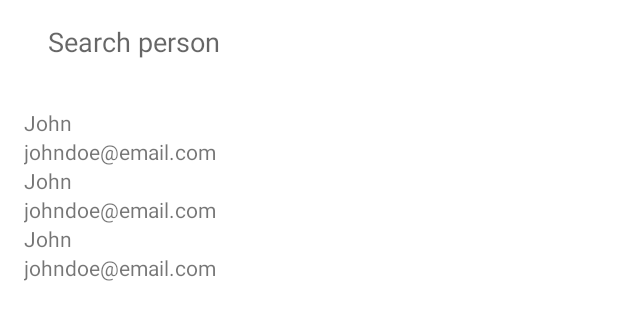
After one commit to bertdeclercq/rambutan, an Android app: the layout fragment_partner.xml on its own in the app's theme, with its tools: preview values and no code run, on a phone screen of 412 x 824 dp. The commit adds this screen. Shown: the top 320 px of the screen. Run offline under Robolectric (Android 15) with nearby library versions, the phone set to English and light mode, and no system bars.

Commit message:
Implementation to link a partner to a person + some code cleanup

```diff
--- a/app/src/main/java/com/xunobulax/rambutan/data/PersonDao.kt
+++ b/app/src/main/java/com/xunobulax/rambutan/data/PersonDao.kt
@@ -21,12 +21,12 @@ interface PersonDao {
     fun getPeopleByBirthdayDesc(): LiveData<List<Person>>
 
     @Query("SELECT * FROM people WHERE id = :id")
-    fun getPerson(id: Int): LiveData<Person>
+    suspend fun getPerson(id: Long): Person
 
     // suspend makes the methods asynchronous using Kotlin coroutines
 
     @Insert(onConflict = OnConflictStrategy.REPLACE)
-    suspend fun insertPerson(person: Person)
+    suspend fun insertPerson(person: Person): Long?
 
     @Update
     suspend fun updatePerson(person: Person)
--- a/app/src/main/res/layout/fragment_family.xml
+++ b/app/src/main/res/layout/fragment_family.xml
@@ -2,12 +2,12 @@
 
 <layout xmlns:android="http://schemas.android.com/apk/res/android"
     xmlns:app="http://schemas.android.com/apk/res-auto"
-    xmlns:tools="http://schemas.android.com/tools">
+    xmlns:tools="http://schemas.android.com/tools"
+    tools:context=".ui.family.FamilyFragment">
 
     <androidx.constraintlayout.widget.ConstraintLayout
         android:layout_width="match_parent"
-        android:layout_height="match_parent"
-        tools:context=".ui.family.FamilyFragment">
+        android:layout_height="match_parent">
 
         <androidx.recyclerview.widget.RecyclerView
             android:id="@+id/peopleRecyclerview"
--- /dev/null
+++ b/app/src/main/res/layout/fragment_partner.xml
@@ -0,0 +1,40 @@
+<?xml version="1.0" encoding="utf-8"?>
+<layout xmlns:android="http://schemas.android.com/apk/res/android"
+    xmlns:app="http://schemas.android.com/apk/res-auto"
+    xmlns:tools="http://schemas.android.com/tools"
+    tools:context=".ui.person.PartnerFragment">
+
+    <androidx.constraintlayout.widget.ConstraintLayout
+        android:layout_width="match_parent"
+        android:layout_height="match_parent">
+
+        <com.google.android.material.appbar.MaterialToolbar
+            android:id="@+id/toolbar"
+            android:layout_width="match_parent"
+            android:layout_height="wrap_content"
+            app:layout_constraintEnd_toEndOf="parent"
+            app:layout_constraintStart_toStartOf="parent"
+            app:layout_constraintTop_toTopOf="parent">
+
+            <androidx.appcompat.widget.SearchView
+                android:layout_width="match_parent"
+                android:layout_height="wrap_content"
+                app:iconifiedByDefault="false"
+                app:queryHint="Search person" />
+
+        </com.google.android.material.appbar.MaterialToolbar>
+
+        <androidx.recyclerview.widget.RecyclerView
+            android:id="@+id/peopleRecyclerview"
+            android:layout_width="match_parent"
+            android:layout_height="0dp"
+            android:layout_margin="@dimen/margin_normal"
+            app:layoutManager="androidx.recyclerview.widget.LinearLayoutManager"
+            app:layout_constraintBottom_toBottomOf="parent"
+            app:layout_constraintStart_toStartOf="parent"
+            app:layout_constraintTop_toBottomOf="@+id/toolbar"
+            tools:listitem="@layout/item_person" />
+
+    </androidx.constraintlayout.widget.ConstraintLayout>
+
+</layout>
--- a/app/src/main/res/layout/item_person.xml
+++ b/app/src/main/res/layout/item_person.xml
@@ -7,12 +7,18 @@
         <variable
             name="person"
             type="com.xunobulax.rambutan.data.Person" />
+
+        <variable
+            name="clickListener"
+            type="com.xunobulax.rambutan.adapters.PersonListener" />
+
     </data>
 
     <LinearLayout
         android:layout_width="match_parent"
         android:layout_height="wrap_content"
-        android:orientation="vertical">
+        android:orientation="vertical"
+        android:onClick="@{() -> clickListener.onClick(person)}">
 
         <TextView
             android:id="@+id/personName"
--- a/app/src/main/res/values/styles.xml
+++ b/app/src/main/res/values/styles.xml
@@ -1,11 +1,13 @@
 <resources>
 
     <!-- Base application theme. -->
-    <style name="AppTheme" parent="Theme.AppCompat.Light.DarkActionBar">
+    <style name="AppTheme" parent="Theme.MaterialComponents.Light.NoActionBar">
         <!-- Customize your theme here. -->
         <item name="colorPrimary">@color/colorPrimary</item>
         <item name="colorPrimaryDark">@color/colorPrimaryDark</item>
         <item name="colorAccent">@color/colorAccent</item>
+
+        <item name="searchViewStyle">@style/MySearchViewStyle</item>
     </style>
 
     <style name="MySpinnerDatePickerStyle" parent="android:Theme.Material.Dialog">
@@ -16,4 +18,8 @@
         <item name="android:datePickerMode">spinner</item>
     </style>
 
+    <style name="MySearchViewStyle" parent="android:Widget.Material.SearchView">
+        <item name="searchHintIcon">@null</item>
+    </style>
+
 </resources>
```
Also changed, not shown: app/build.gradle (+7 -0 lines), app/src/main/java/com/xunobulax/rambutan/adapters/PersonAdapter.kt (+11 -4 lines), app/src/main/java/com/xunobulax/rambutan/data/Person.kt (+17 -4 lines), app/src/main/java/com/xunobulax/rambutan/ui/family/FamilyFragment.kt (+17 -5 lines), app/src/main/java/com/xunobulax/rambutan/ui/family/FamilyViewModel.kt (+4 -6 lines), app/src/main/java/com/xunobulax/rambutan/ui/family/FamilyViewModelFactory.kt (added, +18 -0 lines), app/src/main/java/com/xunobulax/rambutan/ui/person/AddPersonFragment.kt (+47 -20 lines), app/src/main/java/com/xunobulax/rambutan/ui/person/AddPersonViewModel.kt (+62 -16 lines), app/src/main/java/com/xunobulax/rambutan/ui/person/AddPersonViewModelFactory.kt (added, +18 -0 lines), app/src/main/java/com/xunobulax/rambutan/ui/person/PartnerFragment.kt (added, +56 -0 lines), app/src/main/res/layout/fragment_add_person.xml (+21 -10 lines), app/src/main/res/navigation/edit_person_graph.xml (added, +35 -0 lines), app/src/main/res/navigation/nav_graph.xml (+10 -12 lines), build.gradle (+5 -4 lines), 1 other file.
